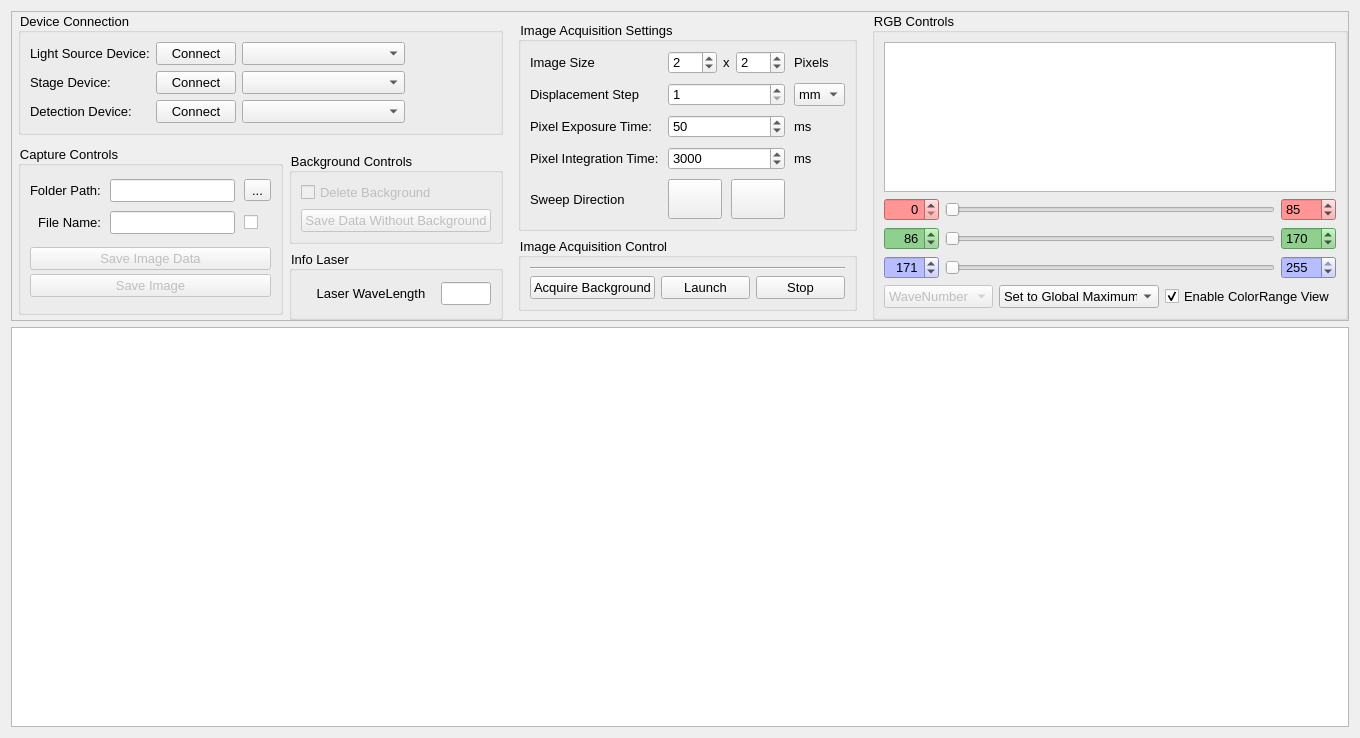
The window that gui/views/microRamanViewUi.ui (PyMarc2/OceanOpticsSpectroViewer) describes before a commit, drawn with Qt 5.
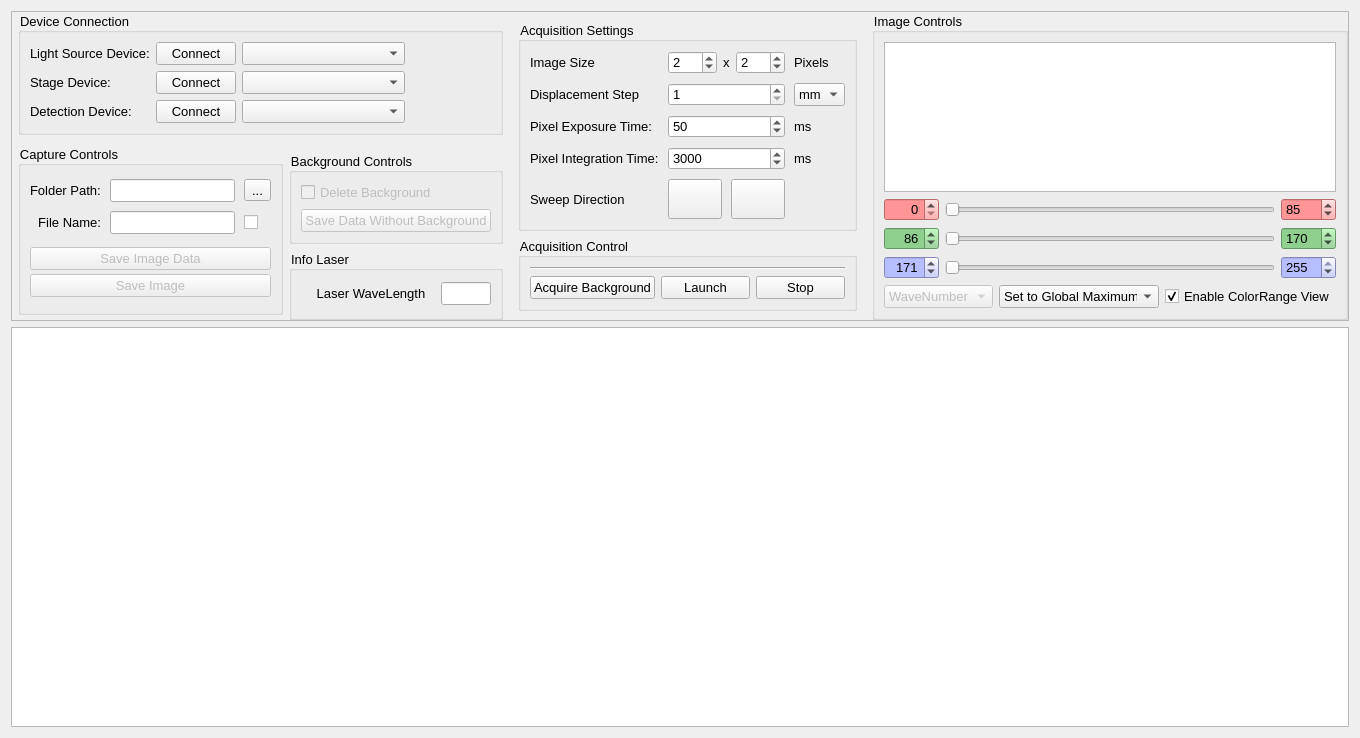
The same window after the commit. Custom widgets are drawn as their Qt base class.

Commit message: Change some name in  .ui for better name

Diff of the .ui file:
```diff
--- a/gui/views/microRamanViewUi.ui
+++ b/gui/views/microRamanViewUi.ui
@@ -570,7 +570,7 @@
             <string notr="true">border-color: rgb(0, 0, 0);</string>
            </property>
            <property name="title">
-            <string>Image Acquisition Settings</string>
+            <string>Acquisition Settings</string>
            </property>
            <layout class="QVBoxLayout" name="verticalLayout_2">
             <property name="spacing">
@@ -850,7 +850,7 @@
             <string notr="true">border-color: rgb(0, 0, 0);</string>
            </property>
            <property name="title">
-            <string>Image Acquisition Control</string>
+            <string>Acquisition Control</string>
            </property>
            <layout class="QVBoxLayout" name="verticalLayout">
             <item>
@@ -969,7 +969,7 @@
       <item>
        <widget class="QGroupBox" name="g_RGB_control">
         <property name="title">
-         <string>RGB Controls</string>
+         <string>Image Controls</string>
         </property>
         <layout class="QGridLayout" name="gridLayout_8">
          <item row="2" column="0">
```
Left out of the diff: 2 changed lines with no effect on the pictures.
